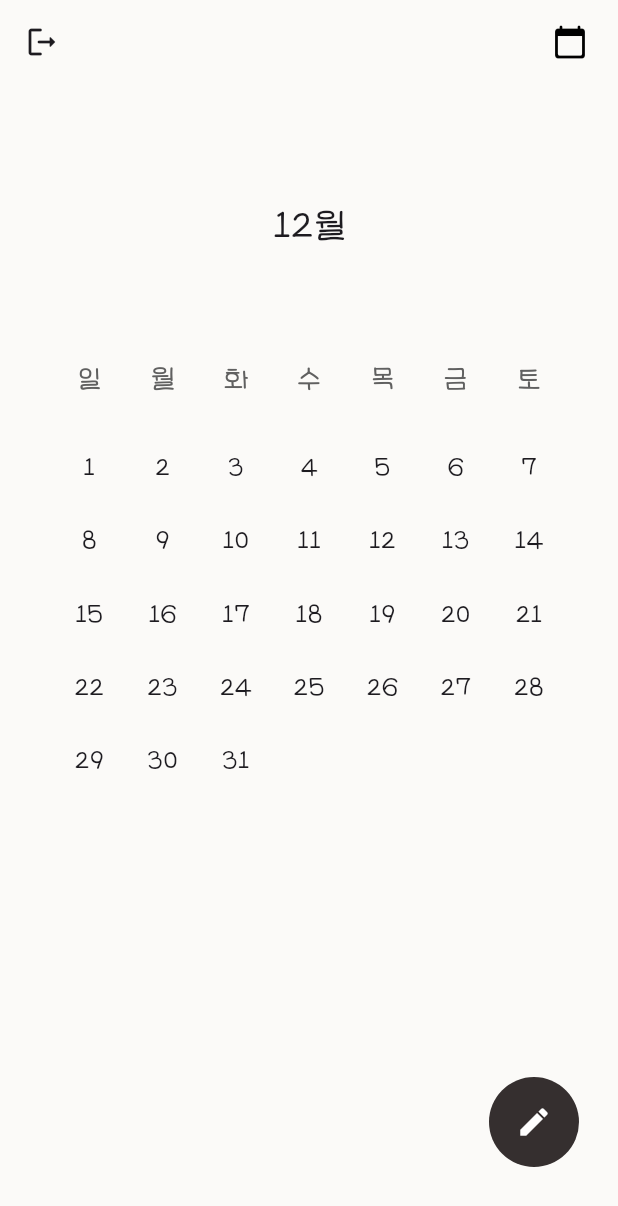
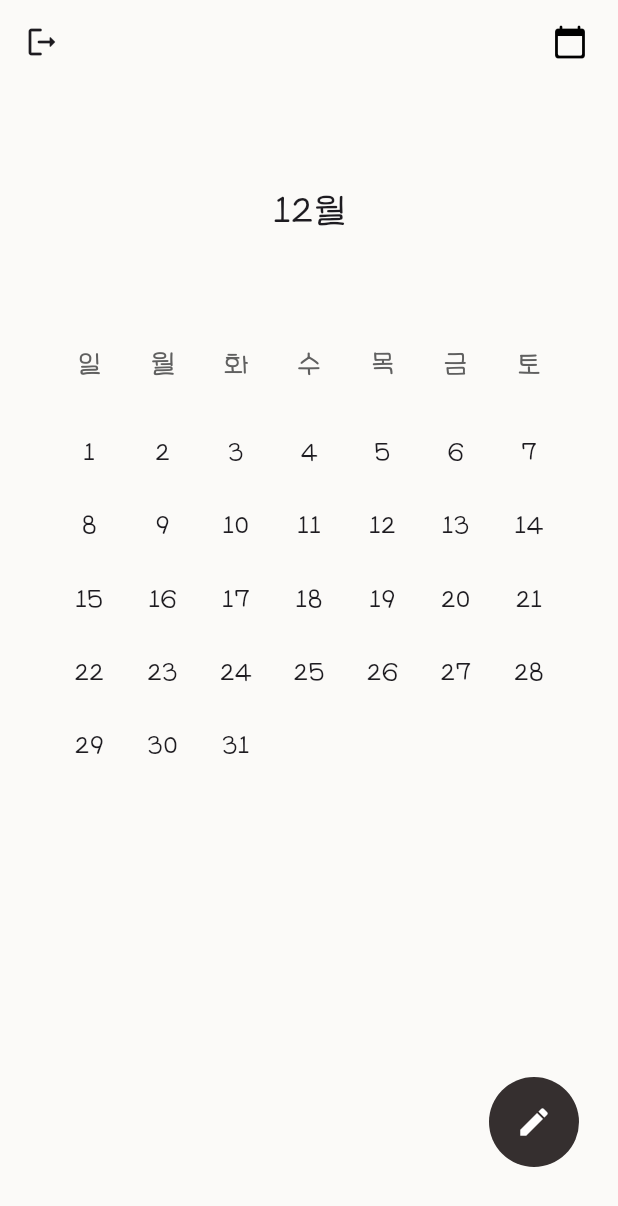
Before and after one commit to happy7yong/moodo, a Flutter app: the HomePage screen opened directly, on a phone screen of 412 x 824 dp. Shown: the top 1206 px of the screen. Run offline on Flutter 3.47's test engine with Material 3 defaults, Android fonts, the phone set to English and light mode, and no system bars; our stand-ins replace firebase_auth, firebase_core, flutter_svg; accounts and stored records are empty.

Commit message:
중앙으로 이동

```diff
--- a/lib/main.dart
+++ b/lib/main.dart
@@ -306,8 +306,11 @@ class _HomePageState extends State<HomePage> {
             child: Padding(
               padding: const EdgeInsets.all(35.0),
               child: Column(
+                mainAxisAlignment: MainAxisAlignment.center,
                 children: [
-                  const SizedBox(height: 40),
+                  const SizedBox(
+                    height: 30,
+                  ),
                   Text(
                     '${_currentMonth?.toString().padLeft(2, '0') ?? '로딩 중'}월',
                     style: const TextStyle(fontSize: 26),
@@ -357,7 +360,7 @@ class _HomePageState extends State<HomePage> {
                 height: 60,
                 child: FloatingActionButton(
                   onPressed: () {
-                    Navigator.pushReplacement(
+                    Navigator.push(
                       context,
                       MaterialPageRoute(
                           builder: (context) => const Diarypage()),
```
